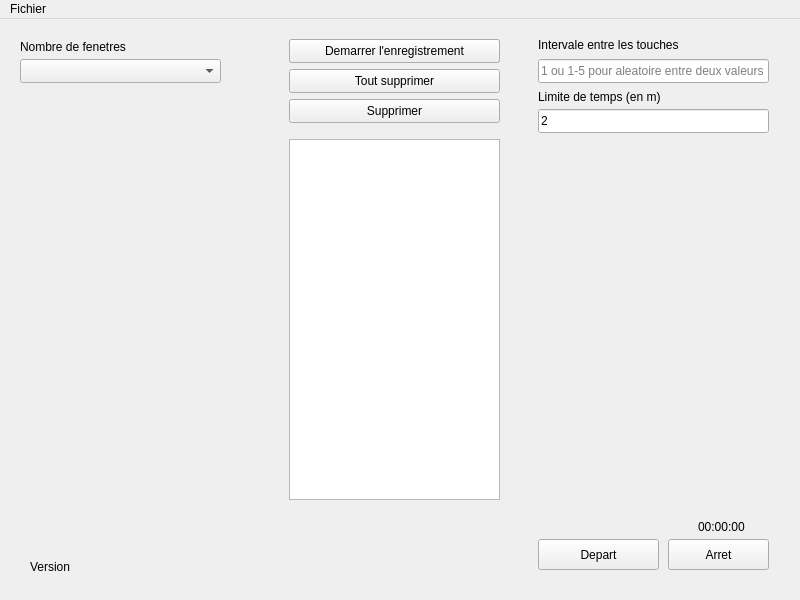
The window that bot/ui/mainwindow.ui (zelazna/nw_bot) describes before a commit, drawn with Qt 5.
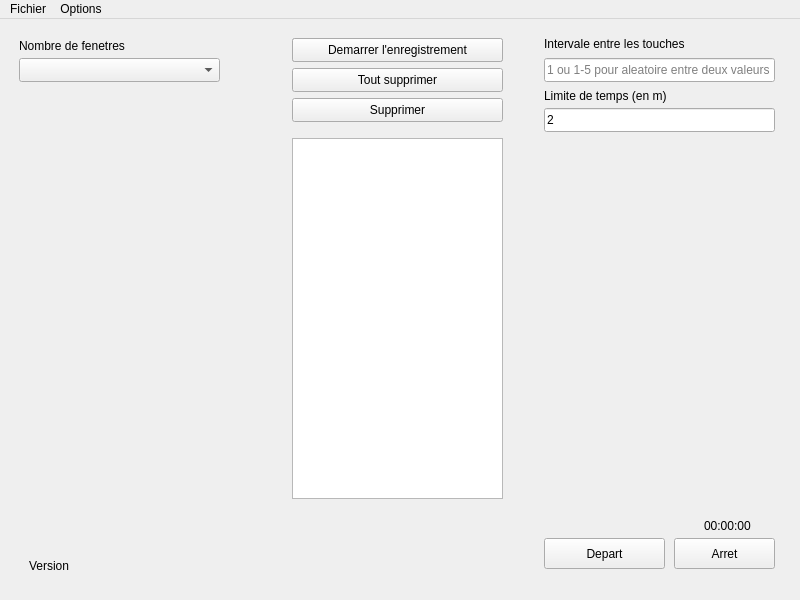
The same window after the commit. Icons and pictures are not drawn.

Commit message: [UI] GridLayout and unbound mode

Diff of the .ui file:
```diff
--- a/bot/ui/mainwindow.ui
+++ b/bot/ui/mainwindow.ui
@@ -14,15 +14,8 @@
    <string>MainWindow</string>
   </property>
   <widget class="QWidget" name="centralwidget">
-   <widget class="QWidget" name="horizontalLayoutWidget">
-    <property name="geometry">
-     <rect>
-      <x>10</x>
-      <y>10</y>
-      <width>771</width>
-      <height>561</height>
-     </rect>
-    </property>
+   <layout class="QGridLayout" name="gridLayout">
+    <item row="0" column="0">
     <layout class="QHBoxLayout" name="horizontalLayout">
      <item>
       <widget class="QWidget" name="left" native="true">
@@ -48,12 +41,6 @@
           <height>24</height>
          </rect>
         </property>
-        <property name="minimumSize">
-         <size>
-          <width>100</width>
-          <height>10</height>
-         </size>
-        </property>
        </widget>
        <widget class="QLabel" name="appVersion">
         <property name="geometry">
@@ -81,12 +68,6 @@
           <height>24</height>
          </rect>
         </property>
-        <property name="minimumSize">
-         <size>
-          <width>100</width>
-          <height>10</height>
-         </size>
-        </property>
         <property name="text">
          <string>Demarrer l'enregistrement</string>
         </property>
@@ -103,12 +84,6 @@
           <height>24</height>
          </rect>
         </property>
-        <property name="minimumSize">
-         <size>
-          <width>100</width>
-          <height>10</height>
-         </size>
-        </property>
         <property name="text">
          <string>Arreter l'enregistrement</string>
         </property>
@@ -122,12 +97,6 @@
           <height>361</height>
          </rect>
         </property>
-        <property name="minimumSize">
-         <size>
-          <width>100</width>
-          <height>175</height>
-         </size>
-        </property>
        </widget>
        <widget class="QPushButton" name="deleteKey">
         <property name="geometry">
@@ -138,12 +107,6 @@
           <height>24</height>
          </rect>
         </property>
-        <property name="minimumSize">
-         <size>
-          <width>100</width>
-          <height>10</height>
-         </size>
-        </property>
         <property name="text">
          <string>Supprimer</string>
         </property>
@@ -157,12 +120,6 @@
           <height>24</height>
          </rect>
         </property>
-        <property name="minimumSize">
-         <size>
-          <width>100</width>
-          <height>10</height>
-         </size>
-        </property>
         <property name="text">
          <string>Tout supprimer</string>
         </property>
@@ -240,12 +197,6 @@
           <height>31</height>
          </rect>
         </property>
-        <property name="minimumSize">
-         <size>
-          <width>100</width>
-          <height>10</height>
-         </size>
-        </property>
         <property name="text">
          <string>Depart</string>
         </property>
@@ -259,12 +210,6 @@
           <height>31</height>
          </rect>
         </property>
-        <property name="minimumSize">
-         <size>
-          <width>100</width>
-          <height>10</height>
-         </size>
-        </property>
         <property name="text">
          <string>Arret</string>
         </property>
@@ -285,7 +230,8 @@
       </widget>
      </item>
     </layout>
-   </widget>
+    </item>
+   </layout>
   </widget>
   <widget class="QMenuBar" name="menubar">
    <property name="geometry">
@@ -304,7 +250,14 @@
     <addaction name="actionLoadConfig"/>
     <addaction name="actionShowLogs"/>
    </widget>
+   <widget class="QMenu" name="menuOptions">
+    <property name="title">
+     <string>Options</string>
+    </property>
+    <addaction name="actionUnboundRecordToggle"/>
+   </widget>
    <addaction name="menuParametres"/>
+   <addaction name="menuOptions"/>
   </widget>
   <action name="actionSaveConfig">
    <property name="icon">
```
Left out of the diff: 11 changed lines with no effect on the pictures. Lines whose indentation alone changed are shown as unchanged. The commit also changes 8 other files.
